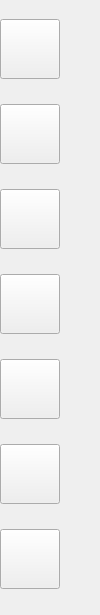
Old version of the form src/uis/ToolBar.ui in the repository A1rWaxta/RasterShop.
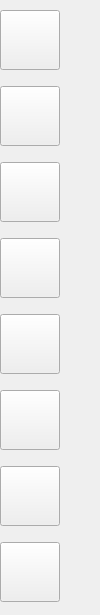
New version of the form. Custom widgets are drawn as their Qt base class.

Commit message: Added polygon tool.

Patch:
```diff
--- a/src/uis/ToolBar.ui
+++ b/src/uis/ToolBar.ui
@@ -195,6 +195,28 @@
      </property>
     </widget>
    </item>
+   <item>
+    <widget class="ToolBarButton" name="polygonToolButton">
+     <property name="minimumSize">
+      <size>
+       <width>60</width>
+       <height>60</height>
+      </size>
+     </property>
+     <property name="maximumSize">
+      <size>
+       <width>60</width>
+       <height>60</height>
+      </size>
+     </property>
+     <property name="toolTip">
+      <string>Swobodny kształt</string>
+     </property>
+     <property name="text">
+      <string/>
+     </property>
+    </widget>
+   </item>
   </layout>
  </widget>
  <customwidgets>
```
The commit also changes 12 other files.
